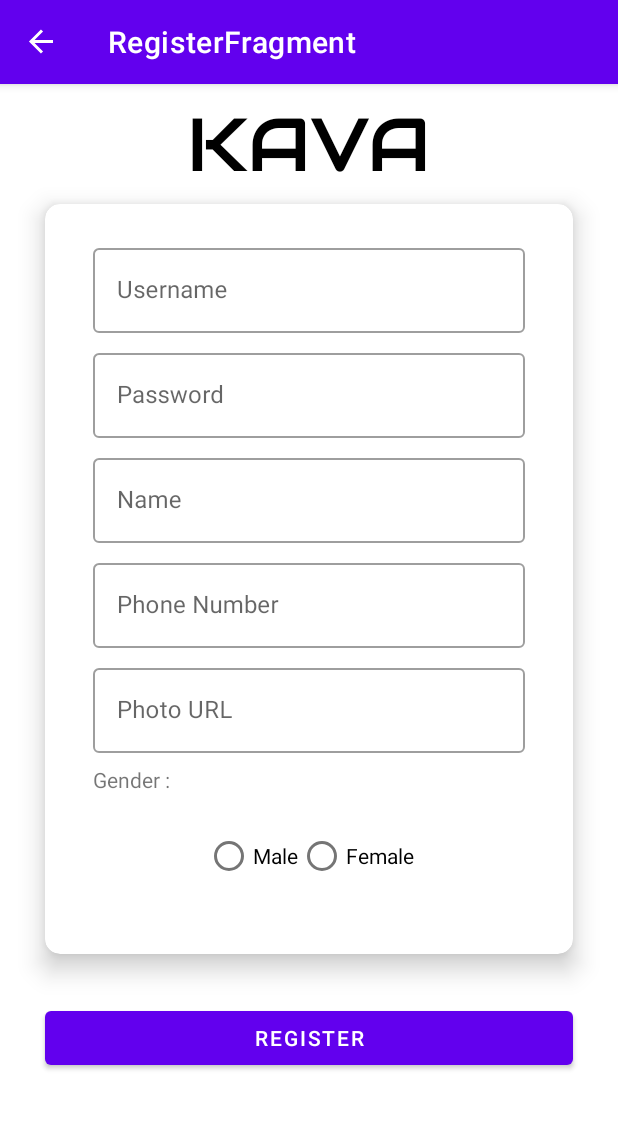
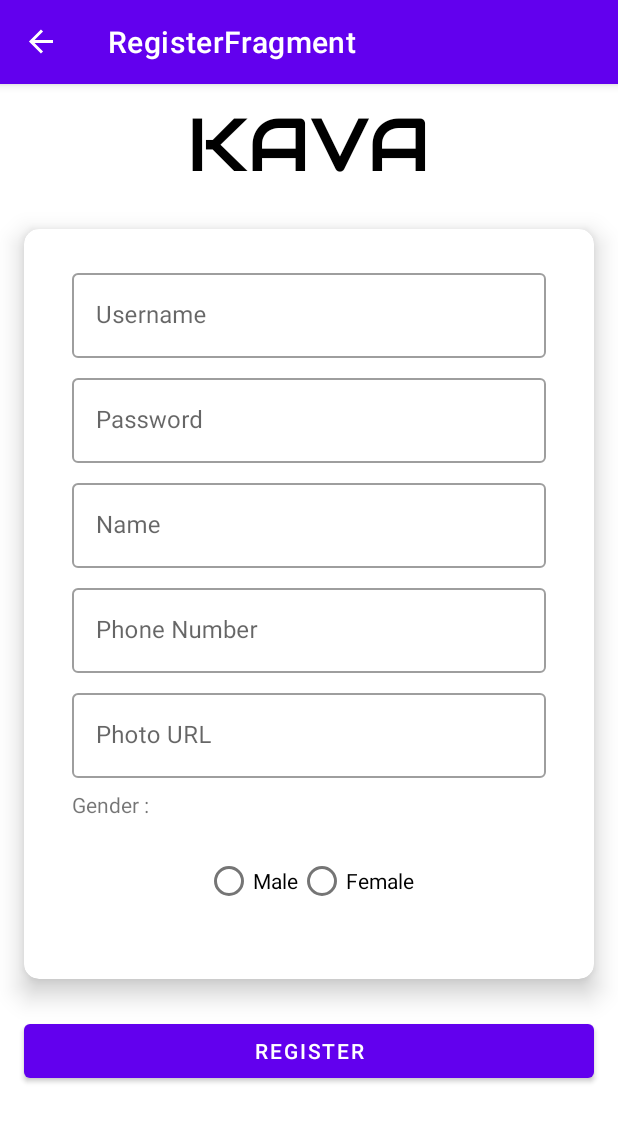
Before and after one commit to hendra047/kava, an Android app: the RegisterFragment screen opened through its navigation route, on a phone screen of 412 x 824 dp. Shown: the top 1122 px of the screen. Run offline under Robolectric (Android 15) with nearby library versions, the phone set to English and light mode, and no system bars; our stand-ins replace Picasso, Room's generated code, RxJava, data binding, navigation-ui; pictures from the network do not load; 4 statements that could not run were skipped.

Commit message:
last -kenneth

```diff
--- a/app/src/main/java/com/ubaya/kava/model/Model.kt
+++ b/app/src/main/java/com/ubaya/kava/model/Model.kt
@@ -7,6 +7,8 @@ import com.google.gson.annotations.SerializedName
 
 @Entity
 data class User(
+    @PrimaryKey(autoGenerate = false)
+    var username: String = "",
     @ColumnInfo(name="password")
     var password: String?,
     @ColumnInfo(name="name")
@@ -17,10 +19,7 @@ data class User(
     var phone: String?,
     @ColumnInfo(name="photo_url")
     var photoURL: String?
-){
-    @PrimaryKey(autoGenerate = false)
-    var username: String = ""
-}
+)
 
 @Entity
 data class Book(
--- a/app/src/main/java/com/ubaya/kava/view/RegisterFragment.kt
+++ b/app/src/main/java/com/ubaya/kava/view/RegisterFragment.kt
@@ -6,19 +6,22 @@ import android.view.LayoutInflater
 import android.view.View
 import android.view.ViewGroup
 import android.widget.Toast
+import androidx.databinding.DataBindingUtil
 import androidx.lifecycle.ViewModelProvider
 import androidx.navigation.Navigation
 import com.ubaya.kava.R
 import com.ubaya.kava.databinding.FragmentRegisterBinding
+import com.ubaya.kava.model.User
 import com.ubaya.kava.viewmodel.ProfileViewModel
+import com.ubaya.kava.viewmodel.RegisterViewModel
 
 /**
  * A simple [Fragment] subclass.
  * Use the [RegisterFragment.newInstance] factory method to
  * create an instance of this fragment.
  */
-class RegisterFragment : Fragment(), AddUserListener{
-    private lateinit var viewModel:ProfileViewModel
+class RegisterFragment : Fragment(), AddUserListener, UserGenderClick{
+    private lateinit var viewModel:RegisterViewModel
     private lateinit var dataBinding: FragmentRegisterBinding
 
     override fun onCreateView(
@@ -26,15 +29,19 @@ class RegisterFragment : Fragment(), AddUserListener{
         savedInstanceState: Bundle?
     ): View? {
         // Inflate the layout for this fragment
-        return inflater.inflate(R.layout.fragment_register, container, false)
+//        return inflater.inflate(R.layout.fragment_register, container, false)
+        dataBinding = DataBindingUtil.inflate(inflater, R.layout.fragment_register,container,false)
+        return dataBinding.root
     }
 
     override fun onViewCreated(view: View, savedInstanceState: Bundle?) {
         super.onViewCreated(view, savedInstanceState)
 
-        viewModel= ViewModelProvider(this).get(ProfileViewModel::class.java)
+        dataBinding.user = User("","","","","","")
+        viewModel= ViewModelProvider(this).get(RegisterViewModel::class.java)
 
         dataBinding.registerListener = this
+        dataBinding.genderListener = this
     }
     override fun onButtonRegisterClick(v: View) {
         dataBinding.user?.let {
@@ -44,4 +51,8 @@ class RegisterFragment : Fragment(), AddUserListener{
             Navigation.findNavController(v).popBackStack()
         }
     }
+
+    override fun onRadioGenderClick(view: View, gender: String, obj: User) {
+        obj.gender = gender
+    }
 }
--- a/app/src/main/java/com/ubaya/kava/viewmodel/ProfileViewModel.kt
+++ b/app/src/main/java/com/ubaya/kava/viewmodel/ProfileViewModel.kt
@@ -40,10 +40,5 @@ class ProfileViewModel(application: Application) : AndroidViewModel(application)
         }
     }
 
-    fun addUser(list:List<User>){
-        launch {
-            val db = buildDb(getApplication())
-            db.userDao().insertAllUser(*list.toTypedArray())
-        }
-    }
+
 }
--- /dev/null
+++ b/app/src/main/java/com/ubaya/kava/viewmodel/RegisterViewModel.kt
@@ -0,0 +1,26 @@
+package com.ubaya.kava.viewmodel
+
+import android.app.Application
+import androidx.lifecycle.AndroidViewModel
+import androidx.lifecycle.MutableLiveData
+import com.ubaya.kava.model.User
+import com.ubaya.kava.util.buildDb
+import kotlinx.coroutines.CoroutineScope
+import kotlinx.coroutines.Dispatchers
+import kotlinx.coroutines.Job
+import kotlinx.coroutines.launch
+import kotlin.coroutines.CoroutineContext
+
+class RegisterViewModel(application: Application) : AndroidViewModel(application), CoroutineScope {
+//    val userLiveData = MutableLiveData<User>()
+    private val job = Job()
+    override val coroutineContext: CoroutineContext
+        get() = job + Dispatchers.Main
+
+    fun addUser(list:List<User>){
+        launch {
+            val db = buildDb(getApplication())
+            db.userDao().insertAllUser(*list.toTypedArray())
+        }
+    }
+}
--- a/app/src/main/res/layout/fragment_register.xml
+++ b/app/src/main/res/layout/fragment_register.xml
@@ -20,31 +20,45 @@
         android:layout_height="match_parent"
         tools:context=".view.RegisterFragment">
 
-        <TextView
-            android:id="@+id/textView12"
-            android:layout_width="wrap_content"
-            android:layout_height="wrap_content"
-            android:fontFamily="@font/audiowide"
-            android:text="KAVA"
-            android:textColor="@color/black"
-            android:textSize="50sp"
-            app:layout_constraintBottom_toTopOf="@+id/cardView7"
+        <ScrollView
+            android:layout_width="0dp"
+            android:layout_height="0dp"
+            app:layout_constraintBottom_toBottomOf="parent"
             app:layout_constraintEnd_toEndOf="parent"
             app:layout_constraintStart_toStartOf="parent"
-            app:layout_constraintTop_toTopOf="parent" />
+            app:layout_constraintTop_toTopOf="parent">
+
+            <androidx.constraintlayout.widget.ConstraintLayout
+                android:layout_width="match_parent"
+                android:layout_height="wrap_content">
+
+                <Button
+                    android:id="@+id/btnRegister"
+                    android:layout_width="0dp"
+                    android:layout_height="wrap_content"
+                    android:layout_marginStart="16dp"
+                    android:layout_marginTop="24dp"
+                    android:layout_marginEnd="16dp"
+                    android:layout_marginBottom="24dp"
+                    android:onClick="@{registerListener::onButtonRegisterClick}"
+                    android:text="Register"
+                    app:layout_constraintBottom_toBottomOf="parent"
+                    app:layout_constraintEnd_toEndOf="parent"
+                    app:layout_constraintStart_toStartOf="parent"
+                    app:layout_constraintTop_toBottomOf="@+id/cardView7" />
 
                 <androidx.cardview.widget.CardView
                     android:id="@+id/cardView7"
                     android:layout_width="0dp"
                     android:layout_height="500dp"
-            android:layout_marginStart="30dp"
-            android:layout_marginTop="80dp"
-            android:layout_marginEnd="30dp"
+                    android:layout_marginStart="16dp"
+                    android:layout_marginTop="24dp"
+                    android:layout_marginEnd="16dp"
                     app:cardCornerRadius="10dp"
                     app:cardElevation="10dp"
                     app:layout_constraintEnd_toEndOf="parent"
                     app:layout_constraintStart_toStartOf="parent"
-            app:layout_constraintTop_toTopOf="parent">
+                    app:layout_constraintTop_toBottomOf="@+id/textView12">
 
                     <androidx.constraintlayout.widget.ConstraintLayout
                         android:layout_width="match_parent"
@@ -75,7 +89,8 @@
                                 android:layout_width="wrap_content"
                                 android:layout_height="wrap_content"
                                 android:checked="@{user.gender ==`Male`}"
-                        android:onClick="@{(view)-> genderListener.inRadioGenderClick(view,`Male`,user)}"
+                                android:onClick="@{(view)->genderListener.onRadioGenderClick(view,`Male`, user)}"
+                                android:tag="Male"
                                 android:text="Male" />
 
                             <RadioButton
@@ -83,7 +98,8 @@
                                 android:layout_width="match_parent"
                                 android:layout_height="wrap_content"
                                 android:checked="@{user.gender ==`Female`}"
-                        android:onClick="@{(view)-> genderListener.inRadioGenderClick(view,`Female`,user)}"
+                                android:onClick="@{(view)->genderListener.onRadioGenderClick(view,`Female`, user)}"
+                                android:tag="Female"
                                 android:text="Female" />
                         </RadioGroup>
 
@@ -102,9 +118,9 @@
 
                             <com.google.android.material.textfield.TextInputEditText
                                 android:id="@+id/inputRegisterPhone"
+                                android:text="@={user.phone}"
                                 android:layout_width="match_parent"
-                        android:layout_height="wrap_content"
-                        android:text="@{user.phone}" />
+                                android:layout_height="wrap_content" />
                         </com.google.android.material.textfield.TextInputLayout>
 
                         <com.google.android.material.textfield.TextInputLayout
@@ -122,9 +138,9 @@
 
                             <com.google.android.material.textfield.TextInputEditText
                                 android:id="@+id/inputRegisterPhoto"
+                                android:text="@={user.photoURL}"
                                 android:layout_width="match_parent"
-                        android:layout_height="wrap_content"
-                        android:text="@{user.photoURL}" />
+                                android:layout_height="wrap_content" />
 
                         </com.google.android.material.textfield.TextInputLayout>
 
@@ -143,9 +159,9 @@
 
                             <com.google.android.material.textfield.TextInputEditText
                                 android:id="@+id/inputRegisterName"
+                                android:text="@={user.name}"
                                 android:layout_width="match_parent"
-                        android:layout_height="wrap_content"
-                        android:text="@{user.name}" />
+                                android:layout_height="wrap_content" />
                         </com.google.android.material.textfield.TextInputLayout>
 
                         <com.google.android.material.textfield.TextInputLayout
@@ -163,9 +179,9 @@
 
                             <com.google.android.material.textfield.TextInputEditText
                                 android:id="@+id/inputRegisterPassword"
+                                android:text="@={user.password}"
                                 android:layout_width="match_parent"
-                        android:layout_height="wrap_content"
-                        android:text="@{user.password}" />
+                                android:layout_height="wrap_content" />
                         </com.google.android.material.textfield.TextInputLayout>
 
                         <com.google.android.material.textfield.TextInputLayout
@@ -183,23 +199,30 @@
 
                             <com.google.android.material.textfield.TextInputEditText
                                 android:id="@+id/inputRegisterUsername"
+                                android:text="@={user.username}"
                                 android:layout_width="match_parent"
-                        android:layout_height="wrap_content"
-                        android:text="@{user.username}" />
+                                android:layout_height="wrap_content" />
                         </com.google.android.material.textfield.TextInputLayout>
 
                     </androidx.constraintlayout.widget.ConstraintLayout>
                 </androidx.cardview.widget.CardView>
 
-        <Button
-            android:id="@+id/btnRegister"
-            android:layout_width="0dp"
+                <TextView
+                    android:id="@+id/textView12"
+                    android:layout_width="wrap_content"
                     android:layout_height="wrap_content"
-            android:layout_marginTop="32dp"
-            android:text="Register"
-            android:onClick="@{registerListener::onButtonRegisterClick}"
-            app:layout_constraintEnd_toEndOf="@+id/cardView7"
-            app:layout_constraintStart_toStartOf="@+id/cardView7"
-            app:layout_constraintTop_toBottomOf="@+id/cardView7" />
+                    android:layout_marginTop="8dp"
+                    android:layout_marginBottom="8dp"
+                    android:fontFamily="@font/audiowide"
+                    android:text="KAVA"
+                    android:textColor="@color/black"
+                    android:textSize="50sp"
+                    app:layout_constraintBottom_toTopOf="@+id/cardView7"
+                    app:layout_constraintEnd_toEndOf="parent"
+                    app:layout_constraintStart_toStartOf="parent"
+                    app:layout_constraintTop_toTopOf="parent" />
+            </androidx.constraintlayout.widget.ConstraintLayout>
+        </ScrollView>
+
     </androidx.constraintlayout.widget.ConstraintLayout>
 </layout>
--- a/app/src/main/res/navigation/navigation_library.xml
+++ b/app/src/main/res/navigation/navigation_library.xml
@@ -70,12 +70,10 @@
         <action
             android:id="@+id/actionEditProfile"
             app:destination="@id/editUserFragment" />
+        <action
+            android:id="@+id/actionRegister"
+            app:destination="@id/registerFragment" />
     </fragment>
-    <fragment
-        android:id="@+id/itemNotification"
-        android:name="com.ubaya.kava.view.NotificationFragment"
-        android:label="Notification"
-        tools:layout="@layout/fragment_notification" />
     <fragment
         android:id="@+id/editUserFragment"
         android:name="com.ubaya.kava.view.EditUserFragment"
```
Also changed, not shown: app/src/main/java/com/ubaya/kava/view/Interfaces.kt (line endings or trailing spaces). Lines whose indentation alone changed are shown as unchanged.
